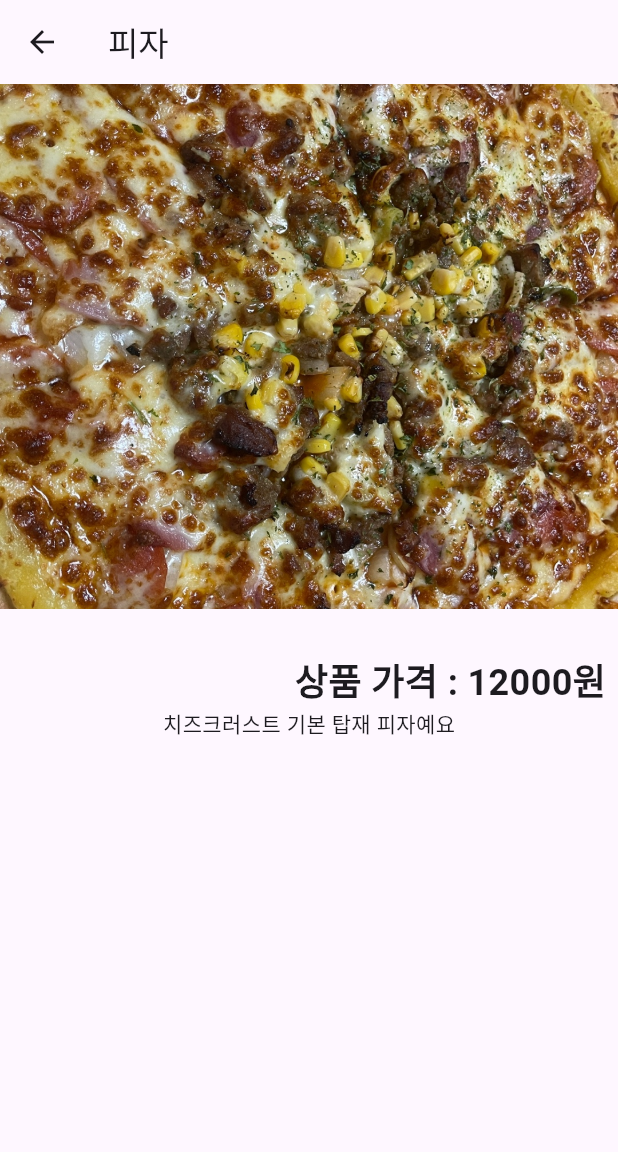
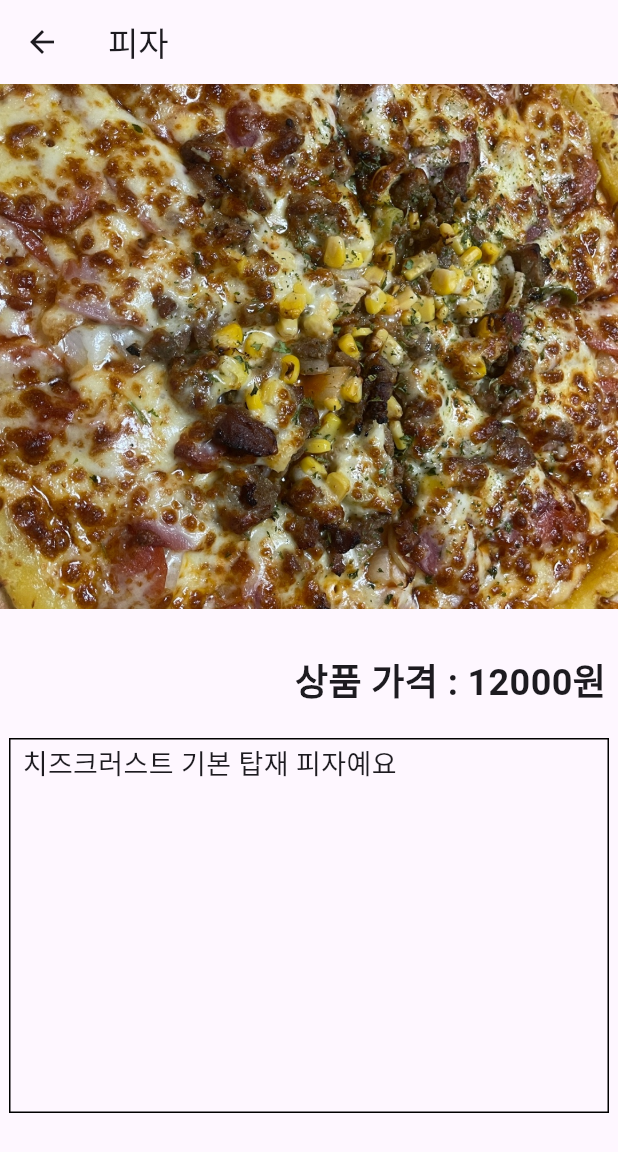
Before and after one commit to jek1m/shoppingmall_platform_5, a Flutter app: the screen it shows after launch, after a tap on "피자", on a phone screen of 412 x 824 dp. Shown: the top 1152 px of the screen. Run offline on Flutter 3.47's test engine with Material 3 defaults, Android fonts, the phone set to English and light mode, and no system bars.

Commit message:
feat : 상품 설명 UI

```diff
--- a/lib/food_detail_page.dart
+++ b/lib/food_detail_page.dart
@@ -29,11 +29,26 @@ class FoodDetailPage extends StatelessWidget {
               SizedBox(width: 8)
             ]
           ),
-              Text(food['description']!),
+          SizedBox(height: 20),
+              Container(
+                padding: EdgeInsets.symmetric(horizontal: 8, vertical: 3),
+                width: 400,
+                height: 250,
+                decoration: BoxDecoration(
+                  border: Border.all(
+                    width: 1.0,
+                    style: BorderStyle.solid
+                  )
+                ),
+                child: Text(food['description']!,
+                style: TextStyle(
+                  fontSize: 18,
+                ))
+              ),
+              SizedBox(height: 20)
               // 위젯 수량설정, 총가격, 구매하기 버튼, 장바구니 담기 버튼
           ],
       ),
-
     );
   }
 }
```
